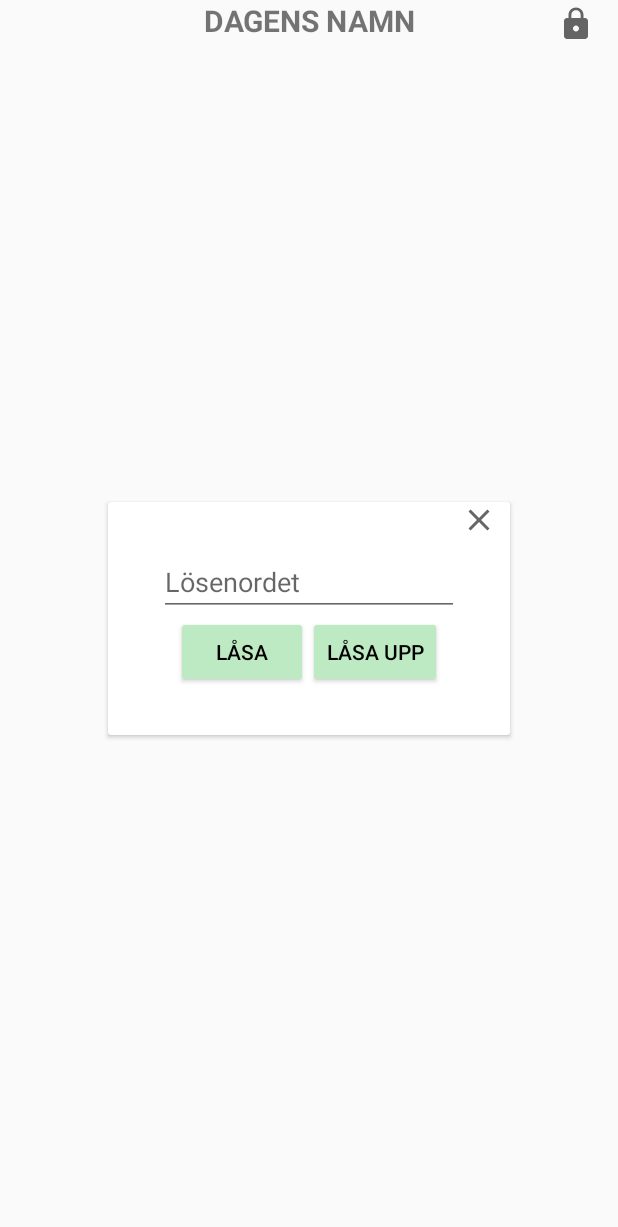
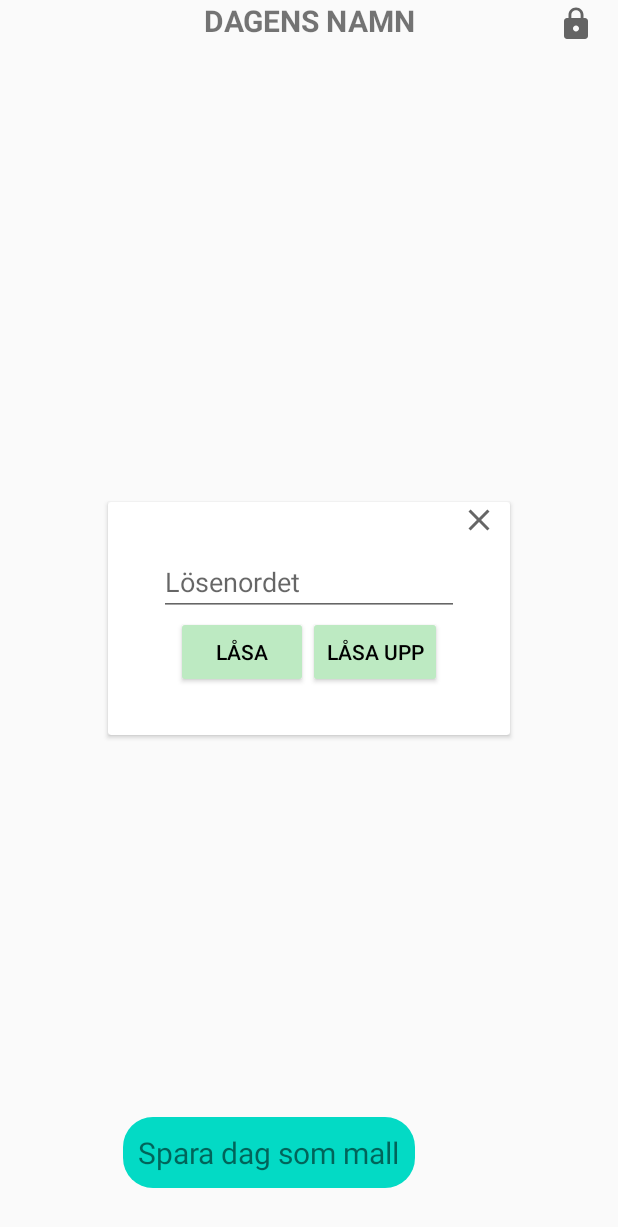
Before and after one commit to Noccis/skoluppgift, an Android app: the ToDoActivity screen opened directly, with no data from a screen before it, after a tap on an icon or button, on a phone screen of 412 x 824 dp. Shown: the top 1227 px of the screen. Run offline under Robolectric (Android 15) with nearby library versions, the phone set to English and light mode, and no system bars; our stand-ins replace Firebase (no records; nobody signed in at launch, a user with empty details on screens opened directly); 2 statements that could not run were skipped.

Commit message:
spara mall funkar men hamnar inte rätt än

```diff
--- /dev/null
+++ b/app/src/main/res/drawable/roundedcorner.xml
@@ -0,0 +1,11 @@
+<?xml version="1.0" encoding="utf-8"?>
+<shape
+    xmlns:android="http://schemas.android.com/apk/res/android"
+    android:shape="rectangle">
+
+    <!-- This decides how round the corners will be. -->
+    <corners android:radius="20dp" />
+    <!--- This is the background color -->
+    <solid android:color="#FF03DAC5" />
+
+</shape>
--- a/app/src/main/res/layout/activity_to_do.xml
+++ b/app/src/main/res/layout/activity_to_do.xml
@@ -20,6 +20,22 @@
         app:layout_constraintVertical_bias="0.028"
 
         tools:listitem="@layout/list_actions" />
+
+    <TextView
+        android:id="@+id/saveTemplateText"
+        android:layout_width="wrap_content"
+        android:layout_height="wrap_content"
+        android:layout_marginEnd="32dp"
+        android:layout_marginBottom="32dp"
+        android:background="@drawable/roundedcorner"
+        android:paddingLeft="10dp"
+        android:paddingTop="10dp"
+        android:paddingRight="10dp"
+        android:paddingBottom="10dp"
+        android:text="Spara dag som mall"
+        android:textSize="20sp"
+        app:layout_constraintBottom_toBottomOf="parent"
+        app:layout_constraintEnd_toStartOf="@+id/floatingActionButton" />
 
     <com.google.android.material.floatingactionbutton.FloatingActionButton
         android:id="@+id/floatingActionButton"
```
